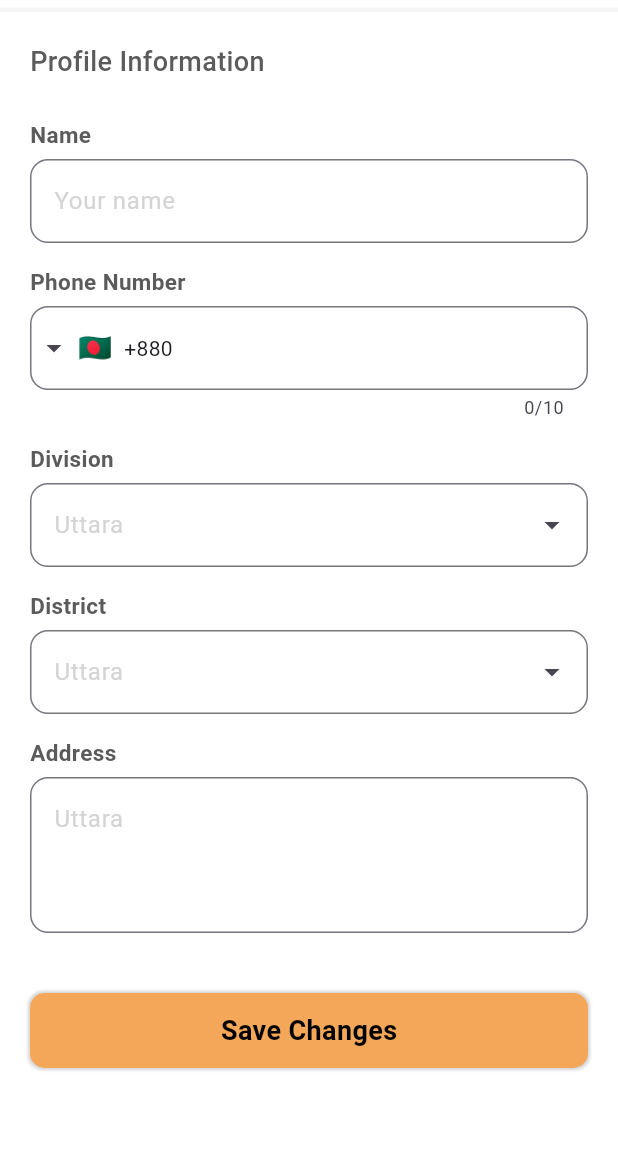
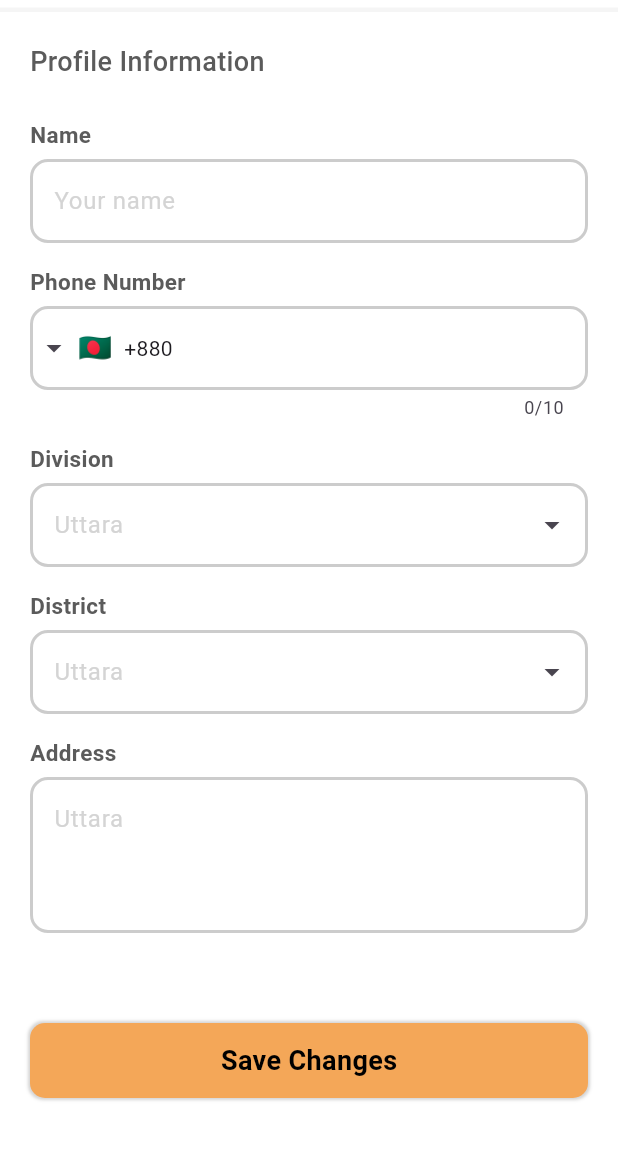
Before and after one commit to masud1680/DadaGarmentsApp, a Flutter app: the EditProfile screen opened directly, on a phone screen of 412 x 824 dp, the part 75-1235 px from its top. Run offline on Flutter 3.47's test engine with Material 3 defaults, Android fonts, the phone set to English and light mode, and no system bars; drawn by our look-alikes of dropdown_textfield, intl_phone_field; our stand-ins replace animated_bottom_navigation_bar, carousel_slider, curved_navigation_bar, readmore.

```diff
--- a/lib/discount_screen.dart
+++ b/lib/discount_screen.dart
@@ -47,7 +47,7 @@ class _DiscountScreenState extends State<DiscountScreen> {
         width: double.infinity,
         child: Column(
           children: [
-            SizedBox(height: 10),
+            SizedBox(height: 20),
             //Search box
             Row(
               children: [
--- a/lib/edit_profile.dart
+++ b/lib/edit_profile.dart
@@ -101,11 +101,11 @@ class _EditProfileState extends State<EditProfile> {
                         decoration: InputDecoration(
                           hintText: "Your name",
                           hintStyle: TextStyle(color: Color(0xFFD4D4D4)),
-                          border: OutlineInputBorder(
+                          enabledBorder: OutlineInputBorder(
                             borderRadius: BorderRadius.circular(12),
                             borderSide: BorderSide(
                               color: Color(0xFFCCCCCC),
-                              width: 4,
+                              width: 2,
                             ),
                           ),
                           focusedBorder: OutlineInputBorder(
@@ -134,7 +134,9 @@ class _EditProfileState extends State<EditProfile> {
                       ),
                       IntlPhoneField(
                         decoration: InputDecoration(
-                          focusedBorder: OutlineInputBorder(
+
+
+                          enabledBorder: OutlineInputBorder(
                             borderRadius: BorderRadius.circular(12),
                             borderSide: BorderSide(
                               color: Color(0xFFCCCCCC),
@@ -142,13 +144,13 @@ class _EditProfileState extends State<EditProfile> {
                             ),
                           ),
 
-                          border: OutlineInputBorder(
+                          focusedBorder: OutlineInputBorder(
                             borderRadius: BorderRadius.circular(12),
                             borderSide: BorderSide(
                               color: Color(0xFFCCCCCC),
-                              width: 4,
+                              width: 2,
                             ),
-                          ),
+                          ),// when type focused border not working
                         ),
                         initialCountryCode: 'BD',
                         onChanged: (phone) {
@@ -181,13 +183,13 @@ class _EditProfileState extends State<EditProfile> {
                         textFieldDecoration: InputDecoration(
                           hintText: "Uttara",
                           hintStyle: TextStyle(color: Color(0xFFD4D4D4)),
-                          border: OutlineInputBorder(
-                            borderRadius: BorderRadius.circular(12),
-                            borderSide: BorderSide(
-                              color: Color(0xFFCCCCCC),
-                              width: 4,
+                            enabledBorder: OutlineInputBorder(
+                              borderRadius: BorderRadius.circular(12),
+                              borderSide: BorderSide(
+                                color: Color(0xFFCCCCCC),
+                                width: 2,
+                              ),
                             ),
-                          ),
                           focusedBorder: OutlineInputBorder(
                             borderRadius: BorderRadius.circular(12),
                             borderSide: BorderSide(
@@ -251,11 +253,11 @@ class _EditProfileState extends State<EditProfile> {
                         textFieldDecoration: InputDecoration(
                           hintText: "Uttara",
                           hintStyle: TextStyle(color: Color(0xFFD4D4D4)),
-                          border: OutlineInputBorder(
+                          enabledBorder: OutlineInputBorder(
                             borderRadius: BorderRadius.circular(12),
                             borderSide: BorderSide(
                               color: Color(0xFFCCCCCC),
-                              width: 4,
+                              width: 2,
                             ),
                           ),
                           focusedBorder: OutlineInputBorder(
@@ -317,11 +319,11 @@ class _EditProfileState extends State<EditProfile> {
                         decoration: InputDecoration(
                           hintText: "Uttara",
                           hintStyle: TextStyle(color: Color(0xFFD4D4D4)),
-                          border: OutlineInputBorder(
+                          enabledBorder: OutlineInputBorder(
                             borderRadius: BorderRadius.circular(12),
                             borderSide: BorderSide(
                               color: Color(0xFFCCCCCC),
-                              width: 4,
+                              width: 2,
                             ),
                           ),
                           focusedBorder: OutlineInputBorder(
@@ -337,7 +339,7 @@ class _EditProfileState extends State<EditProfile> {
                   ),
                 ],
               ),
-              SizedBox(height: 40),
+              SizedBox(height: 60),
               // save changes buttons
               InkWell(
                 onTap: () {
--- a/lib/main.dart
+++ b/lib/main.dart
@@ -3,6 +3,7 @@ import 'package:dadaborkahouse/categories_screen.dart';
 import 'package:dadaborkahouse/discount_screen.dart';
 import 'package:dadaborkahouse/edit_profile.dart';
 import 'package:dadaborkahouse/home_screen.dart';
+import 'package:dadaborkahouse/navSwitch_Screen.dart';
 import 'package:dadaborkahouse/product_details.dart';
 import 'package:dadaborkahouse/profile.dart';
 import 'package:dadaborkahouse/signIn_screen.dart';
@@ -14,7 +15,7 @@ void main(){
   runApp(
     MaterialApp(
       debugShowCheckedModeBanner: false,
-      // home: SplashScreen(),
+      home: SplashScreen(),
       // home: SignInScreen(),
       // home: SignUpScreen(),
       // home: Profile(),
@@ -23,7 +24,8 @@ void main(){
       // home: EditProfile(),
       // home: ProductDetails(),
       // home: DiscountScreen(),
-      home: HomeScreen(),
+      // home: HomeScreen(),
+      // home: NavSwitchScreen(),
     )
   );
 }
```
Also changed, not shown: lib/categories_screen.dart (+3 -34 lines), lib/home_screen.dart (+9 -37 lines), lib/navSwitch_Screen.dart (added, +171 -0 lines), lib/product_details.dart (+10 -3 lines), lib/profile.dart (+8 -2 lines), lib/signIn_screen.dart (+15 -9 lines), lib/signUp_screen.dart (+14 -10 lines), lib/splash_screen.dart (+14 -0 lines).
